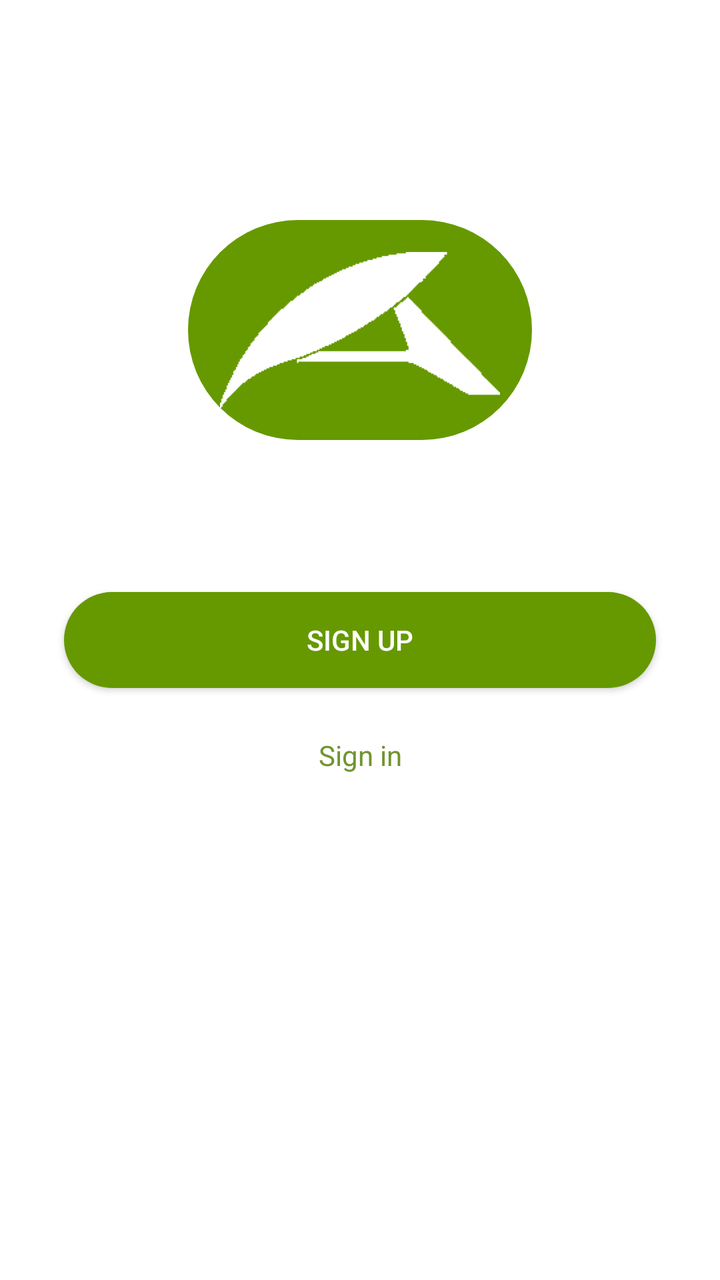
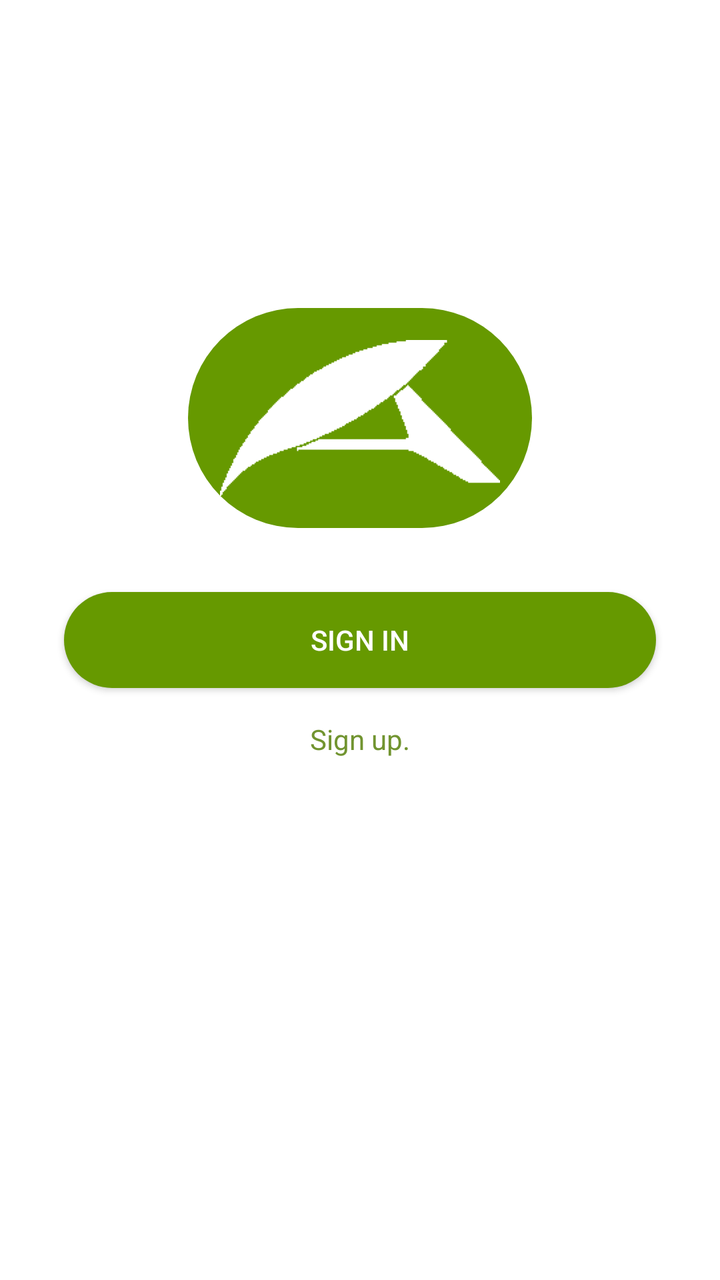

Before-and-after screenshots of an Android layout around one commit, followed by the original layout XML and the change that was made.
<!-- AndroidManifest.xml: activity theme AppTheme -->
<!-- res/layout/activity_welcome.xml -->
<?xml version="1.0" encoding="utf-8"?>
<layout xmlns:tools="http://schemas.android.com/tools"
    xmlns:android="http://schemas.android.com/apk/res/android"
    xmlns:app="http://schemas.android.com/apk/res-auto">

    <data>
        <variable
            name="viewModel"
            type="eu.agribot.agribotapp.ui.activity.authentication.welcome.WelcomeViewModel" />
    </data>

    <androidx.constraintlayout.widget.ConstraintLayout
        android:layout_width="match_parent"
        android:layout_height="match_parent">

        <ImageView
            android:id="@+id/imageView2"
            android:layout_width="wrap_content"
            android:layout_height="wrap_content"
            android:layout_marginBottom="76dp"
            android:background="@drawable/rounded_select_photo_button"
            android:padding="@dimen/margin_large"
            android:src="@drawable/agribot_logo"
            app:layout_constraintBottom_toTopOf="@+id/button2"
            app:layout_constraintEnd_toEndOf="parent"
            app:layout_constraintStart_toStartOf="parent" />

        <Button
            android:id="@+id/button2"
            android:layout_width="match_parent"
            android:layout_height="wrap_content"
            android:layout_margin="@dimen/margin_xxlarge"
            android:background="@drawable/rounded_button"
            android:onClick="@{() -> viewModel.onLoginButtonClicked()}"
            android:text="Sign up"
            android:textColor="@android:color/white"
            app:layout_constraintBottom_toBottomOf="parent"
            app:layout_constraintEnd_toEndOf="parent"
            app:layout_constraintStart_toStartOf="parent"
            app:layout_constraintTop_toTopOf="parent" />

        <TextView
            android:id="@+id/textView3"
            android:layout_width="match_parent"
            android:layout_height="wrap_content"
            android:layout_marginTop="24dp"
            android:gravity="center"
            android:onClick="@{() -> viewModel.onSignupTextClicked()}"
            android:text="Sign in"
            android:textColor="@color/base_green"
            app:layout_constraintEnd_toEndOf="parent"
            app:layout_constraintStart_toStartOf="parent"
            app:layout_constraintTop_toBottomOf="@+id/button2" />
    </androidx.constraintlayout.widget.ConstraintLayout>
</layout>
<!-- resources referenced by this layout -->
<resources>
  <color name="base_green">#719430</color>
  <dimen name="margin_large">16dp</dimen>
  <dimen name="margin_xxlarge">32dp</dimen>
  <!-- drawable agribot_logo: png bitmap (drawable-hdpi, 9574 bytes) -->
  <!-- drawable rounded_button (drawable-ldpi) -->
  <?xml version="1.0" encoding="utf-8"?>
  <shape xmlns:android="http://schemas.android.com/apk/res/android">
  
      <solid android:color="@android:color/holo_green_dark"/>
      <corners android:radius="25dp"/>
  
  </shape>
  <!-- drawable rounded_select_photo_button (drawable-ldpi) -->
  <?xml version="1.0" encoding="utf-8"?>
  <shape xmlns:android="http://schemas.android.com/apk/res/android">
  
      <solid android:color="@android:color/holo_green_dark"/>
      <corners android:radius="75dp"/>
  
  </shape>
  <style name="AppTheme" parent="Theme.MaterialComponents.Light.DarkActionBar">
          
          <item name="colorPrimary">@color/colorPrimary</item>
          <item name="colorPrimaryDark">@color/colorPrimaryDark</item>
          <item name="colorAccent">@color/colorAccent</item>
      </style>
  <color name="colorPrimary">@color/base_green</color>
  <color name="colorPrimaryDark">@color/base_green_darker</color>
  <color name="colorAccent">@color/gray</color>
  <color name="base_green_darker">#426600</color>
  <color name="gray">#4E555B</color>
</resources>

<!-- the commit's change to res/layout/activity_welcome.xml (unified diff, before → after) -->
@@ -1,9 +1,9 @@
 <?xml version="1.0" encoding="utf-8"?>
-<layout xmlns:tools="http://schemas.android.com/tools"
-    xmlns:android="http://schemas.android.com/apk/res/android"
+<layout xmlns:android="http://schemas.android.com/apk/res/android"
     xmlns:app="http://schemas.android.com/apk/res-auto">
 
     <data>
+
         <variable
             name="viewModel"
             type="eu.agribot.agribotapp.ui.activity.authentication.welcome.WelcomeViewModel" />
@@ -17,7 +17,7 @@
             android:id="@+id/imageView2"
             android:layout_width="wrap_content"
             android:layout_height="wrap_content"
-            android:layout_marginBottom="76dp"
+            android:layout_marginBottom="@dimen/margin_xxlarge"
             android:background="@drawable/rounded_select_photo_button"
             android:padding="@dimen/margin_large"
             android:src="@drawable/agribot_logo"
@@ -32,7 +32,7 @@
             android:layout_margin="@dimen/margin_xxlarge"
             android:background="@drawable/rounded_button"
             android:onClick="@{() -> viewModel.onLoginButtonClicked()}"
-            android:text="Sign up"
+            android:text="@string/sign_in"
             android:textColor="@android:color/white"
             app:layout_constraintBottom_toBottomOf="parent"
             app:layout_constraintEnd_toEndOf="parent"
@@ -43,10 +43,10 @@
             android:id="@+id/textView3"
             android:layout_width="match_parent"
             android:layout_height="wrap_content"
-            android:layout_marginTop="24dp"
+            android:layout_marginTop="@dimen/margin_large"
             android:gravity="center"
             android:onClick="@{() -> viewModel.onSignupTextClicked()}"
-            android:text="Sign in"
+            android:text="@string/sign_up"
             android:textColor="@color/base_green"
             app:layout_constraintEnd_toEndOf="parent"
             app:layout_constraintStart_toStartOf="parent"
<!-- resource entries referenced after the edit -->
@@ -20,6 +20,8 @@
       <corners android:radius="75dp"/>
   
   </shape>
+  <string name="sign_in">Sign in</string>
+  <string name="sign_up">Sign up.</string>
   <style name="AppTheme" parent="Theme.MaterialComponents.Light.DarkActionBar">
           
           <item name="colorPrimary">@color/colorPrimary</item>
